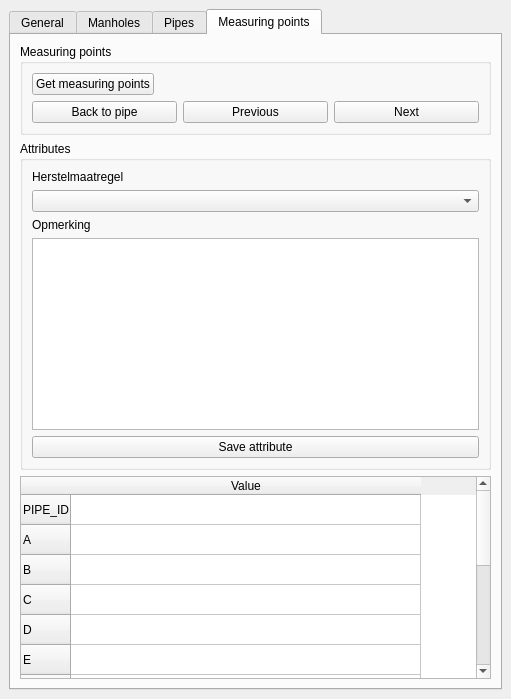
Qt form beoordelingstool_dockwidget_base.ui (nens/Beoordelingstool) before a commit.
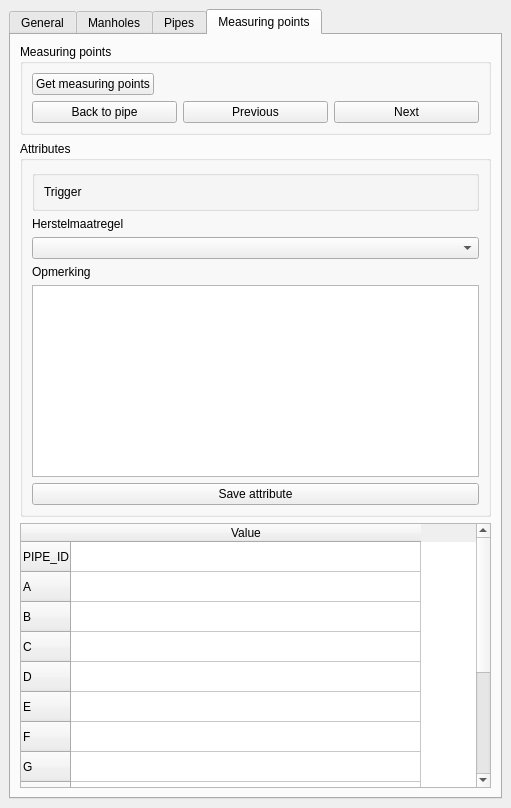
The same form after that commit. The open tabs and pages were chosen to show the change.

Commit message: Fixed deleting a label from ui.

```diff
--- a/beoordelingstool_dockwidget_base.ui
+++ b/beoordelingstool_dockwidget_base.ui
@@ -7,7 +7,7 @@
     <x>0</x>
     <y>0</y>
     <width>511</width>
-    <height>699</height>
+    <height>808</height>
    </rect>
   </property>
   <property name="sizePolicy">
@@ -938,6 +938,41 @@
            <string>Attributes</string>
           </property>
           <layout class="QVBoxLayout" name="verticalLayout_5">
+           <item>
+            <widget class="QGroupBox" name="groupBox">
+             <property name="sizePolicy">
+              <sizepolicy hsizetype="Preferred" vsizetype="Preferred">
+               <horstretch>0</horstretch>
+               <verstretch>0</verstretch>
+              </sizepolicy>
+             </property>
+             <property name="title">
+              <string/>
+             </property>
+             <property name="flat">
+              <bool>false</bool>
+             </property>
+             <property name="checkable">
+              <bool>false</bool>
+             </property>
+             <layout class="QHBoxLayout" name="horizontalLayout_3">
+              <item>
+               <widget class="QLabel" name="Trigger">
+                <property name="text">
+                 <string>Trigger</string>
+                </property>
+               </widget>
+              </item>
+              <item>
+               <widget class="QLabel" name="value_measpoint_trigger">
+                <property name="text">
+                 <string/>
+                </property>
+               </widget>
+              </item>
+             </layout>
+            </widget>
+           </item>
            <item>
             <widget class="QLabel" name="field_label_measuring_points">
              <property name="text">
```
Left out of the diff: 2 changed lines with no effect on the pictures.
